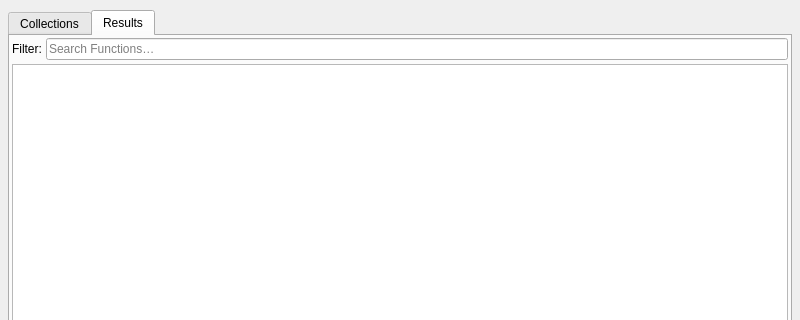
The window that revengai/ui/auto_analysis_panel.ui (RevEngAI/reai-ida) describes before a commit, drawn with Qt 5; both pictures show x 0 to 800 and y 0 to 320 of the 800 by 600 pixel window.
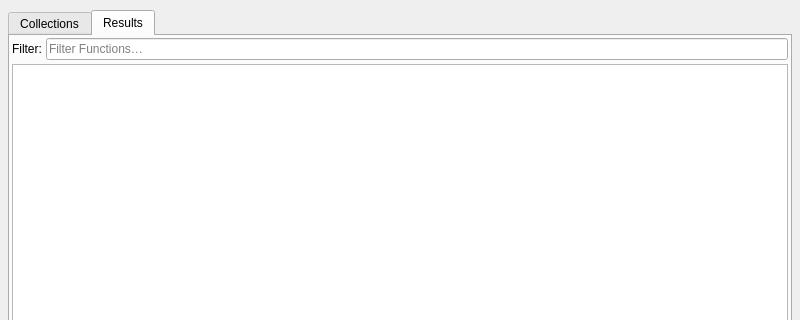
The same window after the commit. The open tabs and pages were chosen to show the change. Icons and pictures are not drawn.

What changed in the file:
```diff
--- a/revengai/ui/auto_analysis_panel.ui
+++ b/revengai/ui/auto_analysis_panel.ui
@@ -195,7 +195,7 @@
          <item>
           <widget class="QLineEdit" name="resultsFilter">
            <property name="placeholderText">
-            <string>Search Functions…</string>
+            <string>Filter Functions…</string>
            </property>
            <property name="clearButtonEnabled">
             <bool>true</bool>
```
